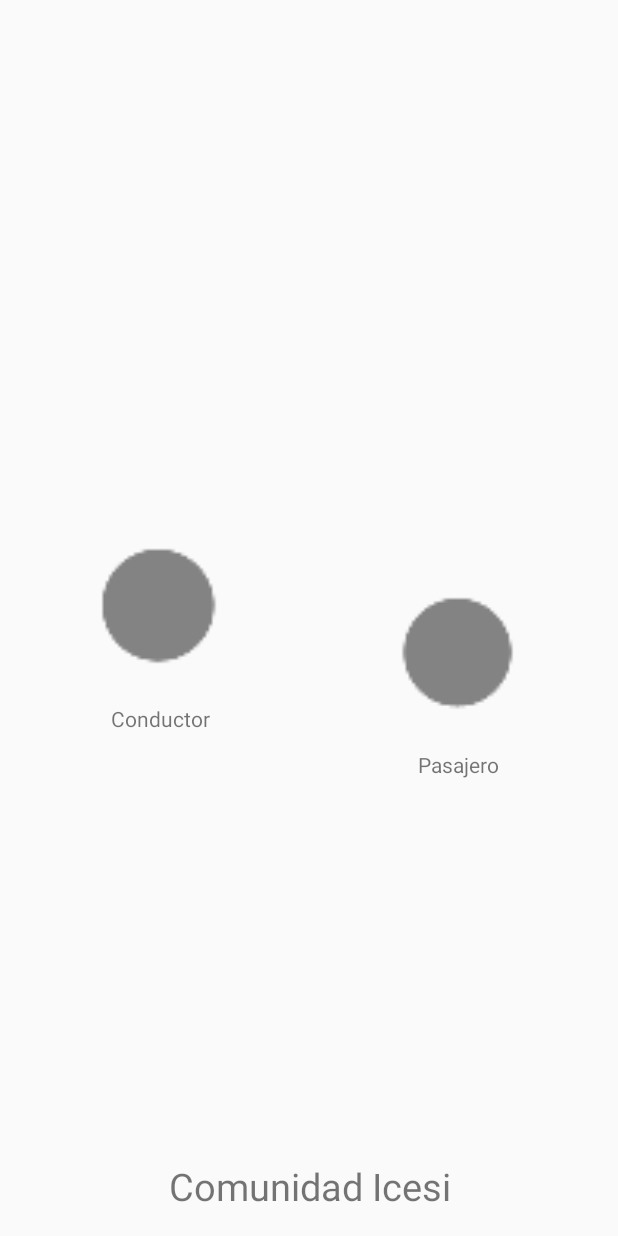
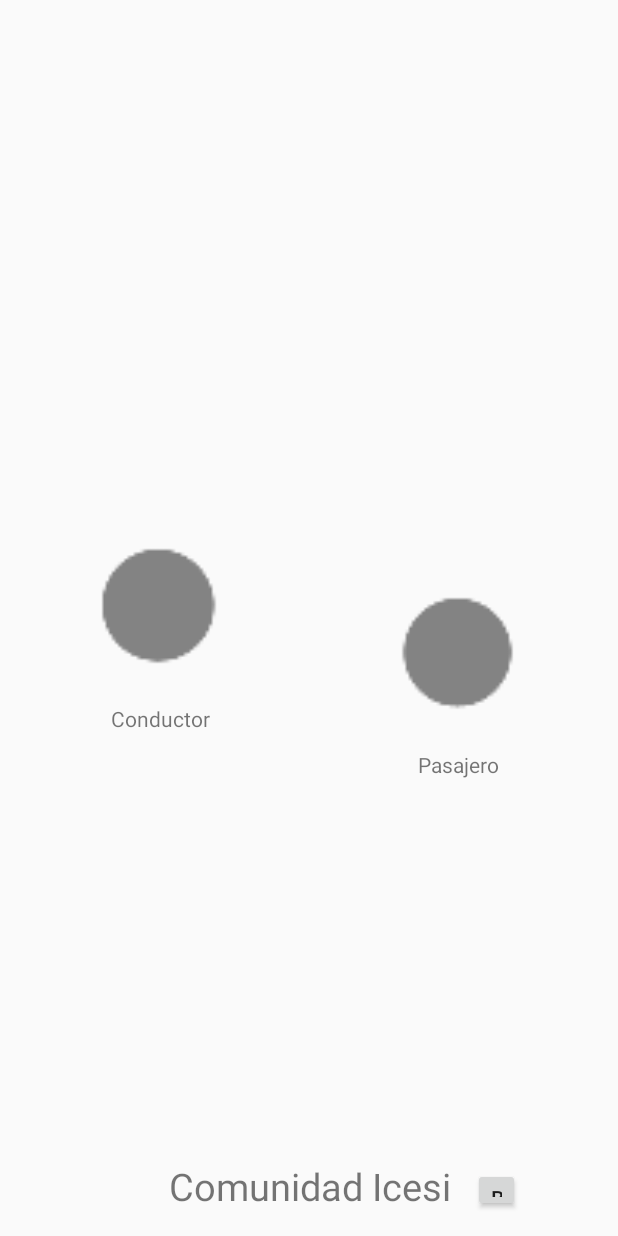
Before and after one commit to andresuarezz26/carpoolingapp, an Android app: the screen it shows after launch once a user with an empty profile is signed in (MainActivity), on a phone screen of 412 x 824 dp. Run offline under Robolectric (Android 15) with nearby library versions, the light colour scheme and no system bars; our stand-ins replace ButterKnife, Firebase (no records; nobody signed in at launch, a user with empty details on screens opened directly), RxJava, Timber.

Commit message:
Layout for community designed

```diff
--- a/CarpoolingApp/app/src/main/res/layout/fragment_my_profile.xml
+++ b/CarpoolingApp/app/src/main/res/layout/fragment_my_profile.xml
@@ -88,5 +88,19 @@
         app:layout_constraintLeft_toLeftOf="parent"
         app:layout_constraintRight_toRightOf="parent" />
 
+    <Button
+        android:id="@+id/btn_community"
+        android:layout_width="31dp"
+        android:layout_height="29dp"
+        android:text="Button"
+        android:layout_marginRight="8dp"
+        app:layout_constraintRight_toRightOf="parent"
+        app:layout_constraintLeft_toRightOf="@+id/textView4"
+        android:layout_marginLeft="8dp"
+        app:layout_constraintBottom_toBottomOf="parent"
+        app:layout_constraintHorizontal_bias="0.272"
+        android:layout_marginBottom="16dp"
+        tools:layout_editor_absoluteY="522dp" />
+
 
 </android.support.constraint.ConstraintLayout>
--- a/CarpoolingApp/app/src/main/res/values-v21/styles.xml
+++ b/CarpoolingApp/app/src/main/res/values-v21/styles.xml
@@ -1,5 +1,4 @@
 <resources>
-
     <style name="AppTheme.NoActionBar">
         <item name="windowActionBar">false</item>
         <item name="windowNoTitle">true</item>
--- a/CarpoolingApp/app/src/main/res/values/strings.xml
+++ b/CarpoolingApp/app/src/main/res/values/strings.xml
@@ -18,4 +18,7 @@
     <string name="cancel_quota">No, Gracias</string>
     <string name="hour_map">"Hora \n Llegada"</string>
     <string name="date_map">"Dia \n Viaje"</string>
+    <string name="choose_community">Elige tu comunidad</string>
+    <string name="txt_icesi">Icesi</string>
+    <string name="txt_javeriana">javeriana</string>
 </resources>
```
Also changed, not shown: CarpoolingApp/app/src/main/res/layout/fragment_community_chooser.xml (added, +83 -0 lines).
